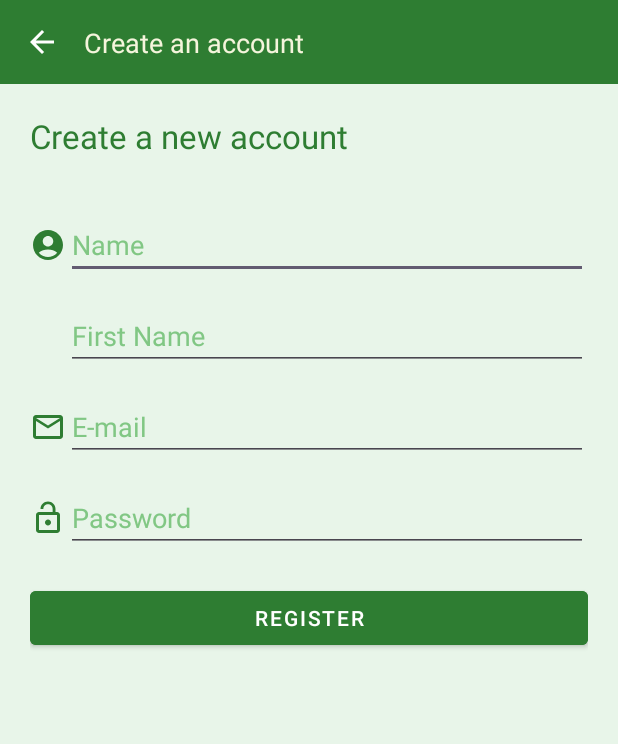
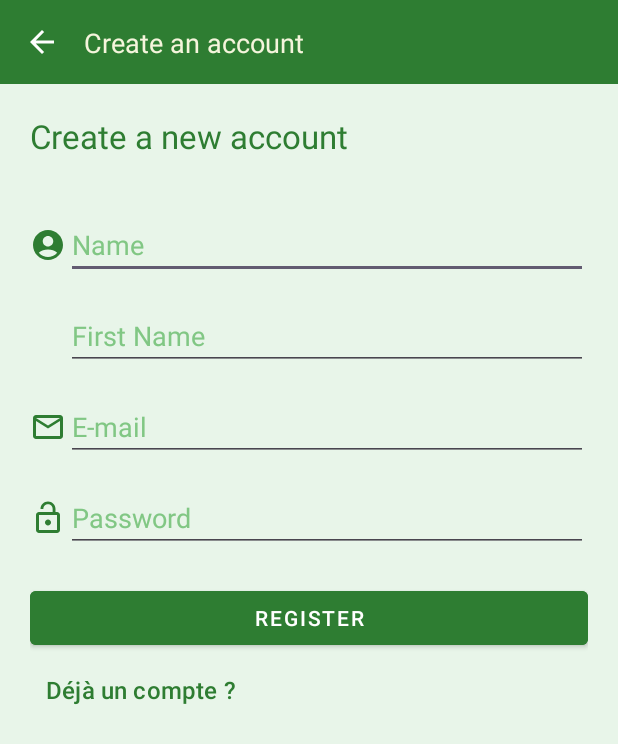
Before and after one commit to FlorianKP/Projet_Dev_Mobile, an Android app: the RegisterActivity screen opened directly, with no data from a screen before it, on a phone screen of 412 x 824 dp. Shown: the top 744 px of the screen. Run offline under Robolectric (Android 15) with nearby library versions, the phone set to English and light mode, and no system bars; libraries missing offline, so code that uses them is left out: com.koushikdutta.async, com.koushikdutta.ion; pictures from the network do not load.

Commit message:
backbutton pour register ete changement du manifest

```diff
--- a/app/src/main/java/iut/dam/projet_dev_mobile/RegisterActivity.java
+++ b/app/src/main/java/iut/dam/projet_dev_mobile/RegisterActivity.java
@@ -126,7 +126,10 @@ public class RegisterActivity extends AppCompatActivity {
                     }
                 });
     }
-
+    public void clickHaveAccount(View view) {
+        Intent intent = new Intent(RegisterActivity.this, LoginActivity.class);
+        startActivity(intent);
+    }
 
     private void UpdateUI() {
         Intent intent = new Intent(this, LoginActivity.class);
--- a/app/src/main/res/layout/activity_register.xml
+++ b/app/src/main/res/layout/activity_register.xml
@@ -27,7 +27,9 @@
             android:layout_marginEnd="16dp"
             android:src="@drawable/baseline_arrow_back_24"
             android:background="?android:attr/selectableItemBackgroundBorderless"
-            android:layout_weight="0"/>
+            android:layout_weight="0"
+            android:onClick="clickHaveAccount"
+            />
 
         <!-- Texte "Connectez-vous" -->
         <TextView
@@ -135,7 +137,17 @@
         android:onClick="clickRegister"
         style="@style/Widget.MaterialComponents.Button"
         android:backgroundTint="@color/eco_green_dark"/>
-
+    <Button
+        android:layout_width="wrap_content"
+        android:layout_height="wrap_content"
+        android:text="Déjà un compte ?"
+        android:background="@android:color/transparent"
+        android:textColor="@color/eco_green_dark"
+        android:textSize="16sp"
+        android:padding="0dp"
+        android:layout_marginLeft="10dp"
+        android:onClick="clickHaveAccount"
+        />
 
 </LinearLayout>
 
--- a/app/src/main/res/layout/activity_splash.xml
+++ b/app/src/main/res/layout/activity_splash.xml
@@ -7,7 +7,7 @@
     android:layout_height="match_parent"
     android:orientation="vertical"
     android:gravity="center"
-    android:background="@color/eco_beige"
+    android:background="@color/eco_green_light"
     android:id="@+id/splash">
 
     <ImageView
```
Also changed, not shown: app/src/main/AndroidManifest.xml (+7 -7 lines).
